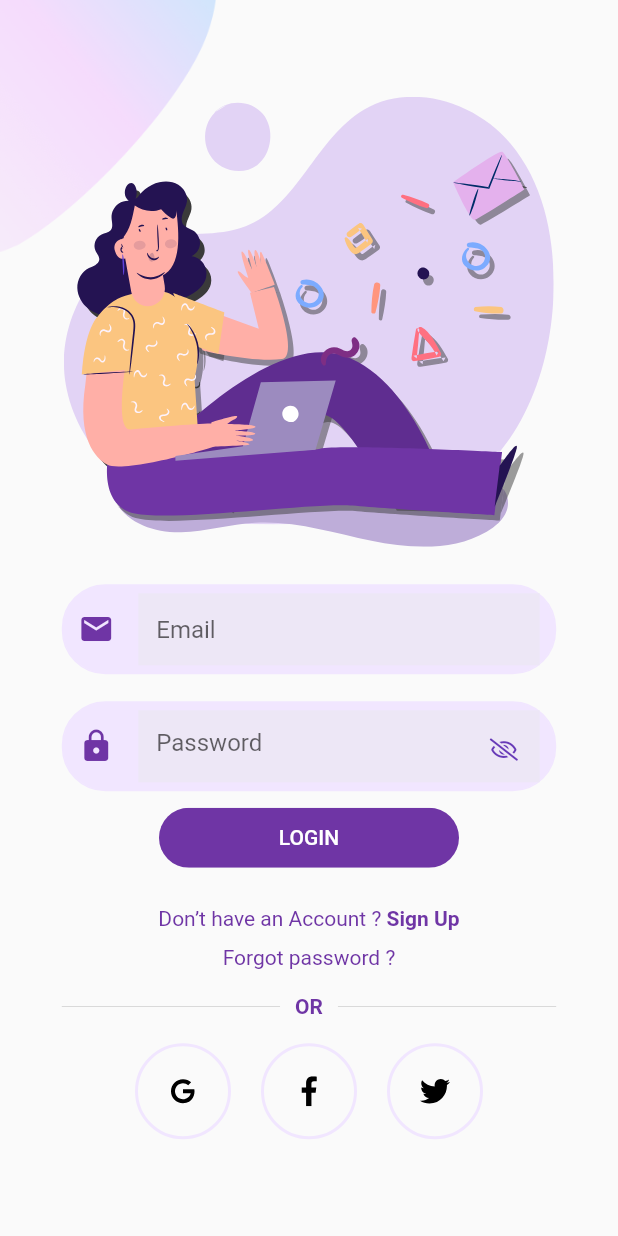
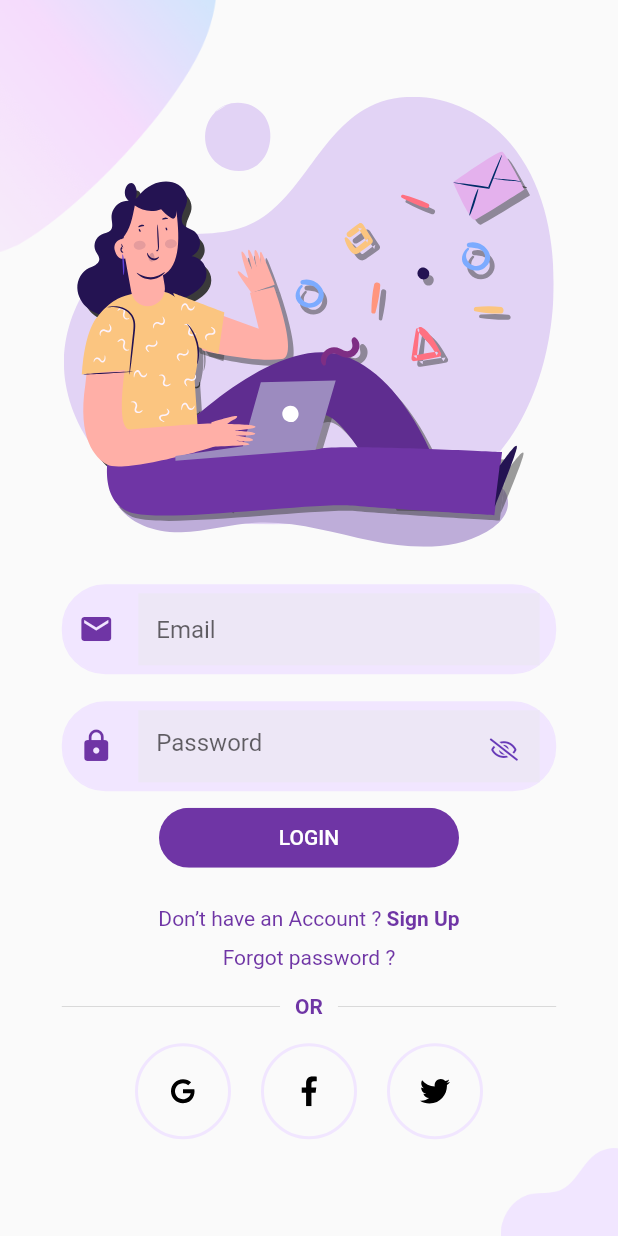
Before and after one commit to shadaab88/flashgram-master, a Flutter app: the Body screen opened directly, on a phone screen of 412 x 824 dp. Run offline on Flutter 3.47's test engine with Material 2 defaults, Android fonts, the phone set to English and light mode, and no system bars; our stand-ins replace camera, cloud_firestore, firebase_auth, firebase_storage, flutter_svg, font_awesome_flutter and 2 more; missing offline and left inert: flutter_facebook_login, flutter_twitter_login, responsive_layout_builder; accounts and stored records are empty.

Commit message:
bug removed

```diff
--- a/lib/Login/components/background.dart
+++ b/lib/Login/components/background.dart
@@ -25,14 +25,14 @@ class Background extends StatelessWidget {
               width: size.width * 0.35,
             ),
           ),
-//          Positioned(
-//            bottom: 0,
-//            right: 0,
-//            child: Image.asset(
-//              "assets/images/login_bottom.png",
-//              width: size.width * 0.29,
-//            ),
-//          ),
+          Positioned(
+            bottom: 0,
+            right: 0,
+            child: Image.asset(
+              "assets/images/login_bottom.png",
+              width: size.width * 0.19,
+            ),
+          ),
           child,
         ],
 
--- a/lib/Signup/components/background.dart
+++ b/lib/Signup/components/background.dart
@@ -31,7 +31,7 @@ class Background extends StatelessWidget {
             left: 0,
             child: Image.asset(
               "assets/images/main_bottom.png",
-              width: size.width * 0.22,
+              width: size.width * 0.18,
             ),
           ),
           child,
--- a/lib/pages/intro_page.dart
+++ b/lib/pages/intro_page.dart
@@ -85,7 +85,7 @@ class _IntroPageState extends State<IntroPage> {
               "Skip",
               style: TextStyle(
                 fontWeight: FontWeight.bold,
-                fontSize: 16,
+                fontSize: 12,
                 color: Colors.black,
               ),
             ),
```
